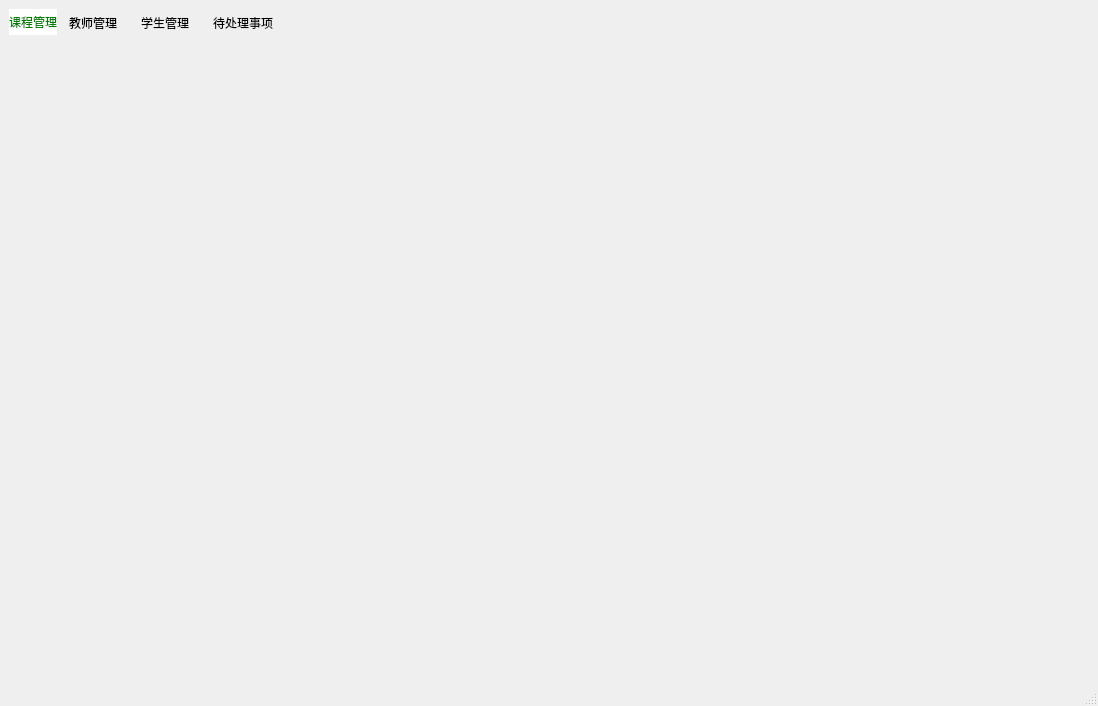
First picture: the form in adminwindow.ui, repository shiyu-coder/Student-information-management-system, before the edit.
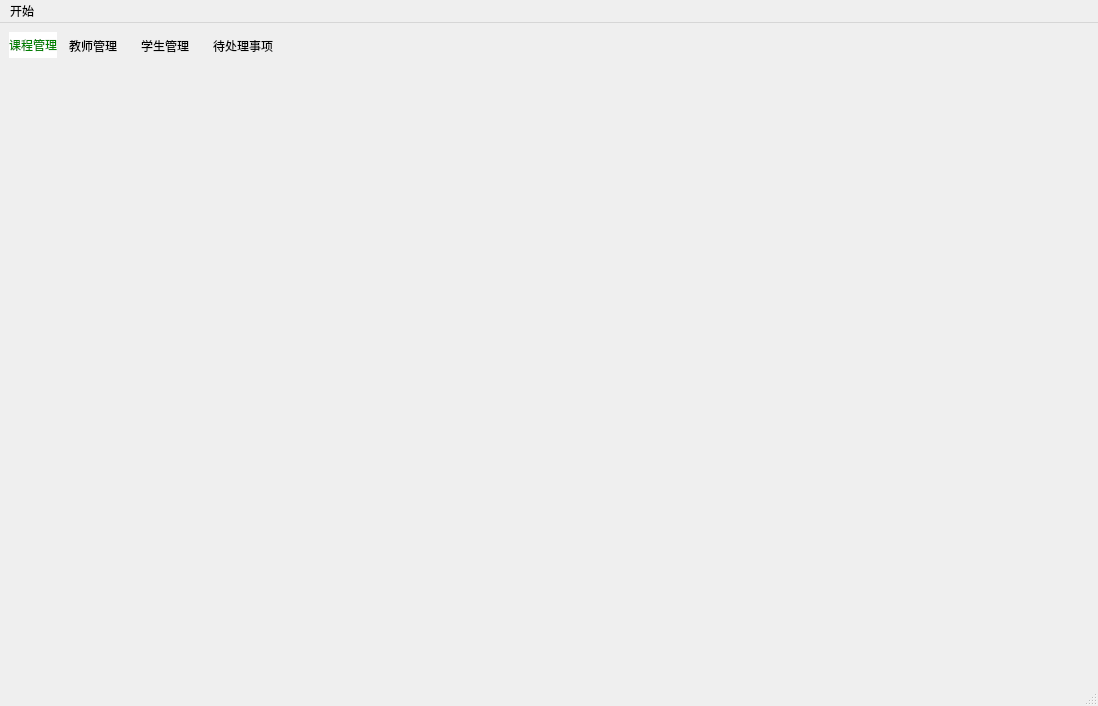
Second picture: the form after the edit.

```diff
--- a/adminwindow.ui
+++ b/adminwindow.ui
@@ -75,6 +75,13 @@
      <height>25</height>
     </rect>
    </property>
+   <widget class="QMenu" name="menu">
+    <property name="title">
+     <string>开始</string>
+    </property>
+    <addaction name="actionLoadClassFromWeb"/>
+   </widget>
+   <addaction name="menu"/>
   </widget>
   <widget class="QStatusBar" name="statusbar"/>
  </widget>
```
Left out of the diff: 5 changed lines with no effect on the pictures.
